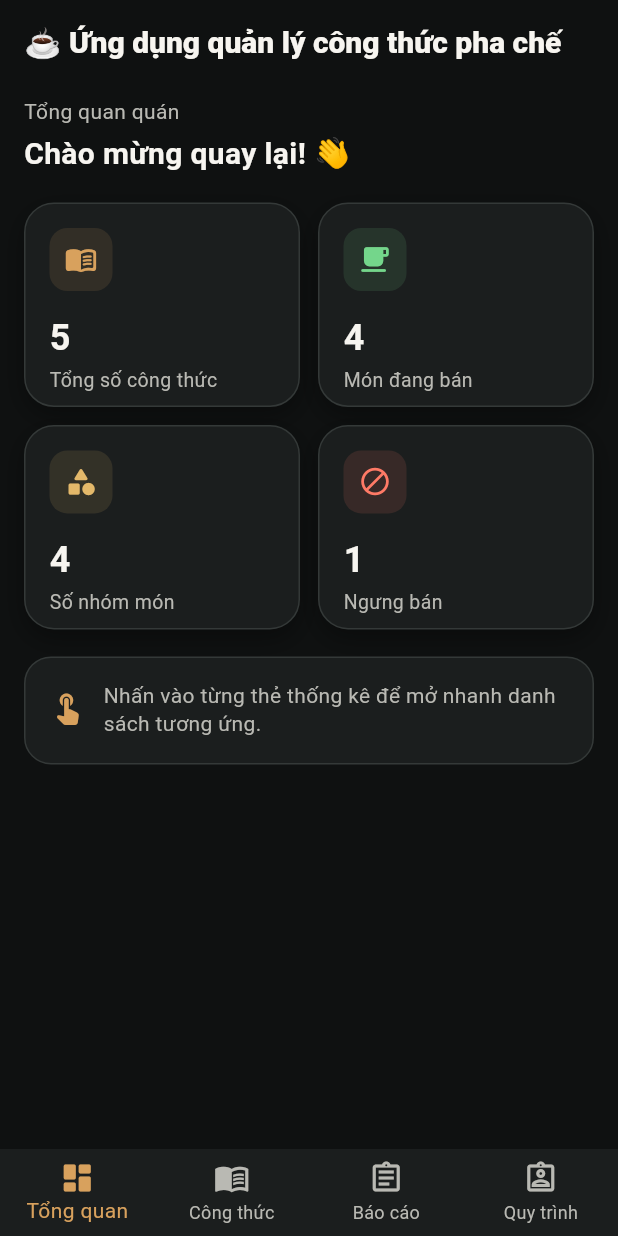
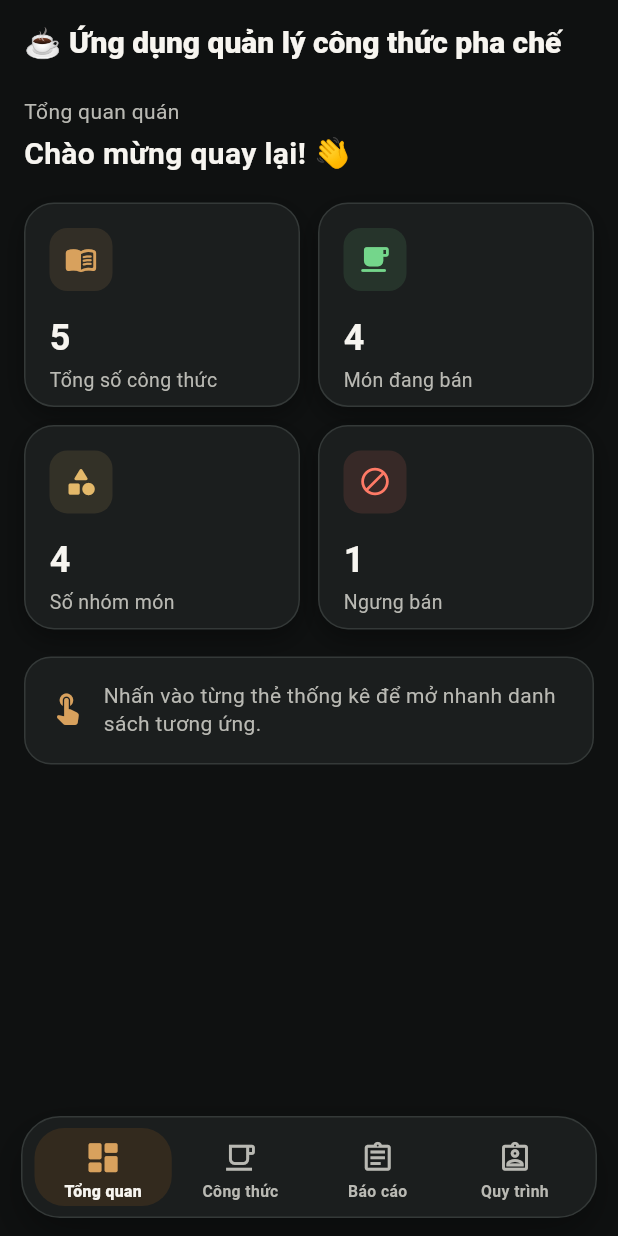
Before and after one commit to HoQuocThang1412/brewbook_app, a Flutter app: the screen it shows after launch, on a phone screen of 412 x 824 dp. Run offline on Flutter 3.47's test engine with Material 3 defaults, Android fonts, the phone set to English and light mode, and no system bars; our stand-ins replace hive, hive_flutter; accounts and stored records are empty.

Commit message:
Add animated premium bottom navigation

```diff
--- a/lib/screens/main_navigation_screen.dart
+++ b/lib/screens/main_navigation_screen.dart
@@ -23,44 +23,143 @@ class _MainNavigationScreenState extends State<MainNavigationScreen> {
     WorkProcessScreen(),
   ];
 
+  static const _items = [
+    _NavItemData(Icons.dashboard_outlined, Icons.dashboard_rounded, 'Tổng quan'),
+    _NavItemData(Icons.local_cafe_outlined, Icons.local_cafe_rounded, 'Công thức'),
+    _NavItemData(Icons.assignment_outlined, Icons.assignment_turned_in_rounded, 'Báo cáo'),
+    _NavItemData(Icons.assignment_ind_outlined, Icons.assignment_ind_rounded, 'Quy trình'),
+  ];
+
   @override
   Widget build(BuildContext context) {
     return Scaffold(
       backgroundColor: AppColors.background,
-      body: IndexedStack(
-        index: _index,
-        children: _pages,
+      body: AnimatedSwitcher(
+        duration: const Duration(milliseconds: 280),
+        switchInCurve: Curves.easeOutCubic,
+        switchOutCurve: Curves.easeInCubic,
+        child: KeyedSubtree(
+          key: ValueKey(_index),
+          child: _pages[_index],
+        ),
       ),
-      bottomNavigationBar: BottomNavigationBar(
-        currentIndex: _index,
-        onTap: (i) {
-          setState(() {
-            _index = i;
-          });
-        },
-        items: const [
-          BottomNavigationBarItem(
-            icon: Icon(Icons.dashboard_outlined),
-            activeIcon: Icon(Icons.dashboard_rounded),
-            label: 'Tổng quan',
+      bottomNavigationBar: SafeArea(
+        top: false,
+        child: Padding(
+          padding: const EdgeInsets.fromLTRB(14, 0, 14, 12),
+          child: _PremiumBottomNav(
+            currentIndex: _index,
+            items: _items,
+            onTap: (i) => setState(() => _index = i),
           ),
-          BottomNavigationBarItem(
-            icon: Icon(Icons.menu_book_outlined),
-            activeIcon: Icon(Icons.menu_book_rounded),
-            label: 'Công thức',
-          ),
-          BottomNavigationBarItem(
-            icon: Icon(Icons.assignment_outlined),
-            activeIcon: Icon(Icons.assignment_turned_in_rounded),
-            label: 'Báo cáo',
-          ),
-          BottomNavigationBarItem(
-            icon: Icon(Icons.assignment_ind_outlined),
-            activeIcon: Icon(Icons.assignment_ind_rounded),
-            label: 'Quy trình',
-          ),
-        ],
+        ),
       ),
     );
   }
 }
+
+class _PremiumBottomNav extends StatelessWidget {
+  final int currentIndex;
+  final List<_NavItemData> items;
+  final ValueChanged<int> onTap;
+
+  const _PremiumBottomNav({
+    required this.currentIndex,
+    required this.items,
+    required this.onTap,
+  });
+
+  @override
+  Widget build(BuildContext context) {
+    return Container(
+      height: 68,
+      padding: const EdgeInsets.symmetric(horizontal: 8, vertical: 7),
+      decoration: BoxDecoration(
+        color: AppColors.surface,
+        borderRadius: BorderRadius.circular(26),
+        border: Border.all(color: AppColors.border),
+        boxShadow: const [
+          BoxShadow(
+            color: AppColors.shadow,
+            blurRadius: 24,
+            offset: Offset(0, 12),
+          ),
+        ],
+      ),
+      child: Row(
+        children: List.generate(items.length, (i) {
+          return Expanded(
+            child: _PremiumNavItem(
+              data: items[i],
+              selected: currentIndex == i,
+              onTap: () => onTap(i),
+            ),
+          );
+        }),
+      ),
+    );
+  }
+}
+
+class _PremiumNavItem extends StatelessWidget {
+  final _NavItemData data;
+  final bool selected;
+  final VoidCallback onTap;
+
+  const _PremiumNavItem({
+    required this.data,
+    required this.selected,
+    required this.onTap,
+  });
+
+  @override
+  Widget build(BuildContext context) {
+    return InkWell(
+      borderRadius: BorderRadius.circular(20),
+      onTap: onTap,
+      child: AnimatedContainer(
+        duration: const Duration(milliseconds: 220),
+        curve: Curves.easeOutCubic,
+        padding: const EdgeInsets.symmetric(horizontal: 8, vertical: 8),
+        decoration: BoxDecoration(
+          color: selected ? AppColors.goldSoft : Colors.transparent,
+          borderRadius: BorderRadius.circular(20),
+        ),
+        child: Column(
+          mainAxisAlignment: MainAxisAlignment.center,
+          children: [
+            AnimatedScale(
+              scale: selected ? 1.12 : 1,
+              duration: const Duration(milliseconds: 180),
+              curve: Curves.easeOutBack,
+              child: Icon(
+                selected ? data.activeIcon : data.icon,
+                color: selected ? AppColors.coffeeBrown : AppColors.textSecondary,
+                size: 23,
+              ),
+            ),
+            const SizedBox(height: 4),
+            Text(
+              data.label,
+              maxLines: 1,
+              overflow: TextOverflow.ellipsis,
+              style: TextStyle(
+                color: selected ? AppColors.textPrimary : AppColors.textSecondary,
+                fontSize: 10.5,
+                fontWeight: selected ? FontWeight.w800 : FontWeight.w600,
+              ),
+            ),
+          ],
+        ),
+      ),
+    );
+  }
+}
+
+class _NavItemData {
+  final IconData icon;
+  final IconData activeIcon;
+  final String label;
+
+  const _NavItemData(this.icon, this.activeIcon, this.label);
+}
```
